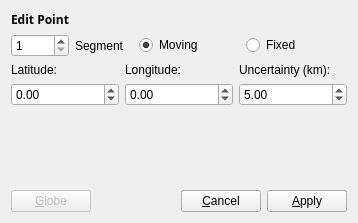
This is src/qt-widgets/HellingerEditPointDialogUi.ui in GPlates/GPlates as Qt 5 draws it before an edit. The edited form follows.
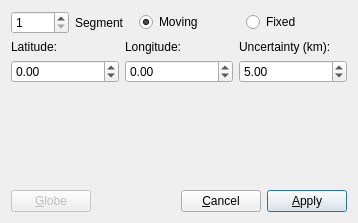
This is the edited form.

Commit message: (hellinger) Tidy up some labels / dialog-titles.

```diff
--- a/src/qt-widgets/HellingerEditPointDialogUi.ui
+++ b/src/qt-widgets/HellingerEditPointDialogUi.ui
@@ -14,21 +14,7 @@
    <string>Dialog</string>
   </property>
   <layout class="QGridLayout" name="gridLayout">
-   <item row="0" column="0">
-    <widget class="QLabel" name="label">
-     <property name="font">
-      <font>
-       <family>Sans Serif</family>
-       <weight>75</weight>
-       <bold>true</bold>
-      </font>
-     </property>
-     <property name="text">
-      <string>Edit Point</string>
-     </property>
-    </widget>
-   </item>
-   <item row="1" column="0" colspan="2">
+   <item row="0" column="0" colspan="2">
     <layout class="QHBoxLayout" name="horizontalLayout">
      <item>
       <widget class="QSpinBox" name="spinbox_segment">
@@ -46,37 +32,7 @@
      </item>
     </layout>
    </item>
-   <item row="1" column="2" colspan="3">
-    <layout class="QHBoxLayout" name="horizontalLayout_2">
-     <item>
-      <widget class="QRadioButton" name="radio_moving">
-       <property name="enabled">
-        <bool>true</bool>
-       </property>
-       <property name="text">
-        <string>Moving</string>
-       </property>
-       <property name="checked">
-        <bool>true</bool>
-       </property>
-       <attribute name="buttonGroup">
-        <string notr="true">buttonGroup</string>
-       </attribute>
-      </widget>
-     </item>
-     <item>
-      <widget class="QRadioButton" name="radio_fixed">
-       <property name="text">
-        <string>Fixed</string>
-       </property>
-       <attribute name="buttonGroup">
-        <string notr="true">buttonGroup</string>
-       </attribute>
-      </widget>
-     </item>
-    </layout>
-   </item>
-   <item row="2" column="0" colspan="5">
+   <item row="1" column="0" colspan="5">
     <layout class="QHBoxLayout" name="horizontalLayout_3">
      <item>
       <layout class="QVBoxLayout" name="verticalLayout">
@@ -146,20 +102,7 @@
      </item>
     </layout>
    </item>
-   <item row="3" column="0">
-    <spacer name="verticalSpacer">
-     <property name="orientation">
-      <enum>Qt::Vertical</enum>
-     </property>
-     <property name="sizeHint" stdset="0">
-      <size>
-       <width>20</width>
-       <height>38</height>
-      </size>
-     </property>
-    </spacer>
-   </item>
-   <item row="3" column="2" colspan="3">
+   <item row="2" column="2" colspan="3">
     <spacer name="verticalSpacer_2">
      <property name="orientation">
       <enum>Qt::Vertical</enum>
@@ -172,7 +115,14 @@
      </property>
     </spacer>
    </item>
-   <item row="4" column="0">
+   <item row="3" column="4">
+    <widget class="QPushButton" name="button_apply">
+     <property name="text">
+      <string>&amp;Apply</string>
+     </property>
+    </widget>
+   </item>
+   <item row="3" column="0">
     <widget class="QPushButton" name="pushButton">
      <property name="enabled">
       <bool>false</bool>
@@ -182,7 +132,57 @@
      </property>
     </widget>
    </item>
-   <item row="4" column="1" colspan="2">
+   <item row="3" column="3">
+    <widget class="QPushButton" name="button_cancel">
+     <property name="text">
+      <string>&amp;Cancel</string>
+     </property>
+    </widget>
+   </item>
+   <item row="0" column="2" colspan="3">
+    <layout class="QHBoxLayout" name="horizontalLayout_2">
+     <item>
+      <widget class="QRadioButton" name="radio_moving">
+       <property name="enabled">
+        <bool>true</bool>
+       </property>
+       <property name="text">
+        <string>Moving</string>
+       </property>
+       <property name="checked">
+        <bool>true</bool>
+       </property>
+       <attribute name="buttonGroup">
+        <string notr="true">buttonGroup</string>
+       </attribute>
+      </widget>
+     </item>
+     <item>
+      <widget class="QRadioButton" name="radio_fixed">
+       <property name="text">
+        <string>Fixed</string>
+       </property>
+       <attribute name="buttonGroup">
+        <string notr="true">buttonGroup</string>
+       </attribute>
+      </widget>
+     </item>
+    </layout>
+   </item>
+   <item row="2" column="0">
+    <spacer name="verticalSpacer">
+     <property name="orientation">
+      <enum>Qt::Vertical</enum>
+     </property>
+     <property name="sizeHint" stdset="0">
+      <size>
+       <width>20</width>
+       <height>38</height>
+      </size>
+     </property>
+    </spacer>
+   </item>
+   <item row="3" column="1" colspan="2">
     <spacer name="horizontalSpacer">
      <property name="orientation">
       <enum>Qt::Horizontal</enum>
@@ -195,20 +195,6 @@
      </property>
     </spacer>
    </item>
-   <item row="4" column="3">
-    <widget class="QPushButton" name="button_cancel">
-     <property name="text">
-      <string>&amp;Cancel</string>
-     </property>
-    </widget>
-   </item>
-   <item row="4" column="4">
-    <widget class="QPushButton" name="button_apply">
-     <property name="text">
-      <string>&amp;Apply</string>
-     </property>
-    </widget>
-   </item>
   </layout>
  </widget>
  <resources/>
```
The commit also changes 2 other files.
